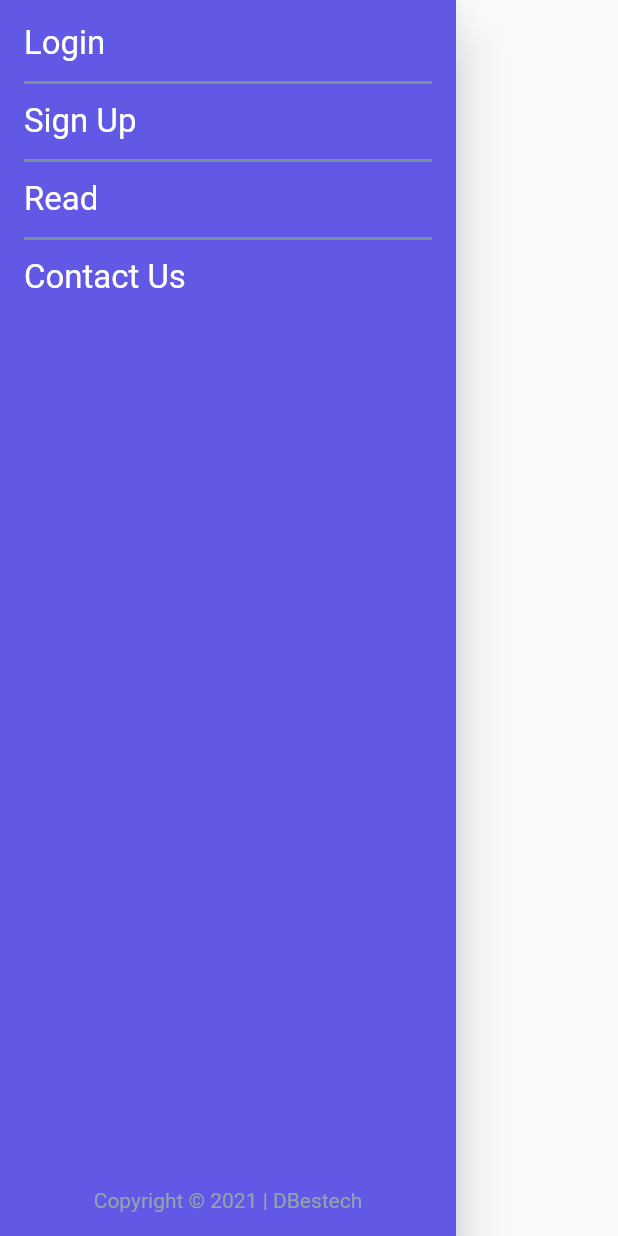
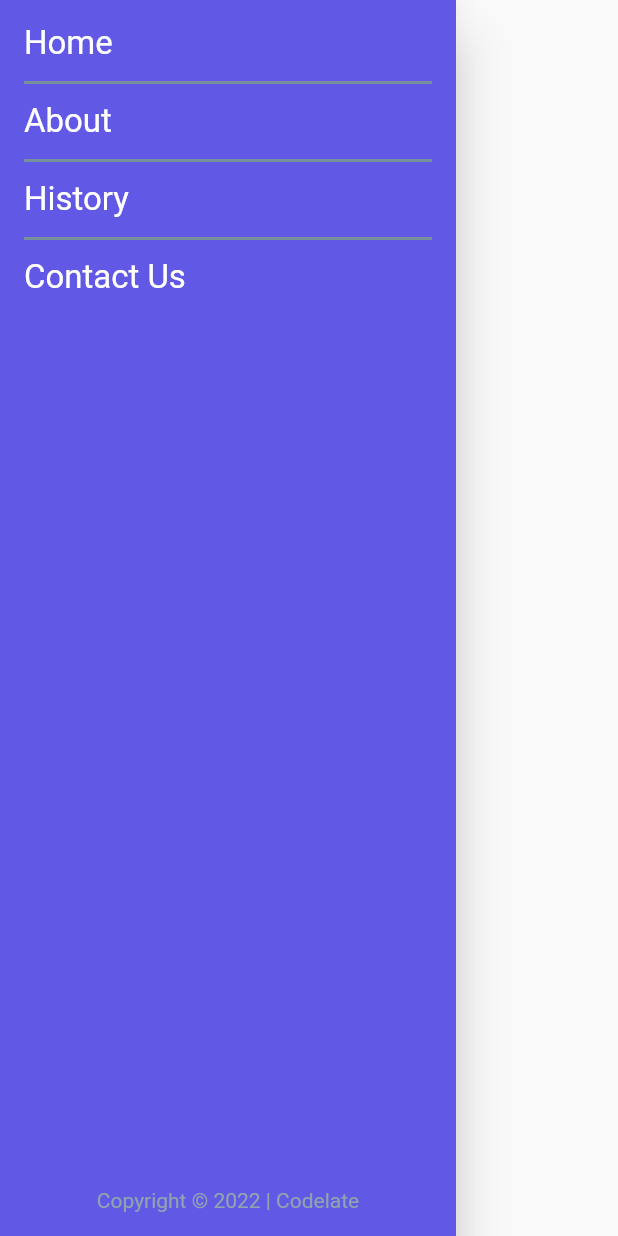
Before and after one commit to lateefazeez/flutter_web_app, a Flutter app: the MenuDrawer widget shown alone on an empty page, opened directly, on a phone screen of 412 x 824 dp. Run offline on Flutter 3.47's test engine with Material 2 defaults, Android fonts, the phone set to English and light mode, and no system bars; our stand-ins replace carousel_slider, shared_preferences; accounts and stored records are empty.

```diff
--- a/lib/widgets/menu_drawer.dart
+++ b/lib/widgets/menu_drawer.dart
@@ -20,7 +20,7 @@ class MenuDrawer extends StatelessWidget {
               InkWell(
                 onTap: () {},
                 child: Text(
-                  'Login',
+                  'Home',
                   style: TextStyle(color: Colors.white, fontSize: 22),
                 ),
               ),
@@ -34,7 +34,7 @@ class MenuDrawer extends StatelessWidget {
               InkWell(
                 onTap: () {},
                 child: Text(
-                  'Sign Up',
+                  'About',
                   style: TextStyle(color: Colors.white, fontSize: 22),
                 ),
               ),
@@ -48,7 +48,7 @@ class MenuDrawer extends StatelessWidget {
               InkWell(
                 onTap: () {},
                 child: Text(
-                  'Read',
+                  'History',
                   style: TextStyle(color: Colors.white, fontSize: 22),
                 ),
               ),
@@ -70,7 +70,7 @@ class MenuDrawer extends StatelessWidget {
                 child: Align(
                   alignment: Alignment.bottomCenter,
                   child: Text(
-                    'Copyright © 2021 | DBestech',
+                    'Copyright © 2022 | Codelate',
                     style: TextStyle(
                       color: Colors.blueGrey.shade300,
                       fontSize: 14,
```
Also changed, not shown: lib/screens/home_page.dart (+16 -1 lines).
